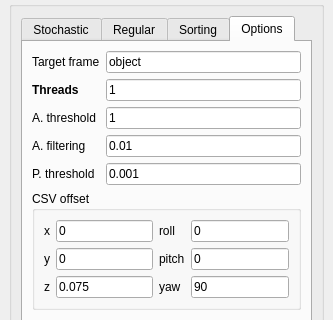
Above: src/plugins/alignment_experiment/alignment_experiment.ui from dagothar/gripperz before the change; both pictures show x 0 to 333 and y 119 to 439 of the 333 by 825 pixel window. Below: the same form after it.
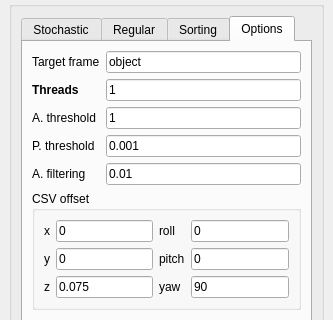
That is the form after the change. The open tabs and pages were chosen to show the change.

Commit message: new alignment metric for the plugin -- now detects if the object is int he cutout

Patch:
```diff
--- a/src/plugins/alignment_experiment/alignment_experiment.ui
+++ b/src/plugins/alignment_experiment/alignment_experiment.ui
@@ -393,26 +393,6 @@
            <string>Options</string>
           </attribute>
           <layout class="QGridLayout" name="gridLayout_4">
-           <item row="3" column="0">
-            <widget class="QLabel" name="label_6">
-             <property name="text">
-              <string>A. filtering</string>
-             </property>
-            </widget>
-           </item>
-           <item row="1" column="0">
-            <widget class="QLabel" name="label_16">
-             <property name="font">
-              <font>
-               <weight>75</weight>
-               <bold>true</bold>
-              </font>
-             </property>
-             <property name="text">
-              <string>Threads</string>
-             </property>
-            </widget>
-           </item>
            <item row="2" column="0">
             <widget class="QLabel" name="label_5">
              <property name="text">
@@ -520,13 +500,6 @@
              </layout>
             </widget>
            </item>
-           <item row="3" column="1">
-            <widget class="QLineEdit" name="filteringLineEdit">
-             <property name="text">
-              <string>0.01</string>
-             </property>
-            </widget>
-           </item>
            <item row="0" column="0">
             <widget class="QLabel" name="label">
              <property name="text">
@@ -534,6 +507,13 @@
              </property>
             </widget>
            </item>
+           <item row="4" column="1">
+            <widget class="QLineEdit" name="filteringLineEdit">
+             <property name="text">
+              <string>0.01</string>
+             </property>
+            </widget>
+           </item>
            <item row="1" column="1">
             <widget class="QLineEdit" name="threadsEdit">
              <property name="text">
@@ -548,7 +528,7 @@
              </property>
             </widget>
            </item>
-           <item row="6" column="0" colspan="2">
+           <item row="7" column="0" colspan="2">
             <spacer name="verticalSpacer_3">
              <property name="orientation">
               <enum>Qt::Vertical</enum>
@@ -562,13 +542,33 @@
             </spacer>
            </item>
            <item row="4" column="0">
+            <widget class="QLabel" name="label_6">
+             <property name="text">
+              <string>A. filtering</string>
+             </property>
+            </widget>
+           </item>
+           <item row="1" column="0">
+            <widget class="QLabel" name="label_16">
+             <property name="font">
+              <font>
+               <weight>75</weight>
+               <bold>true</bold>
+              </font>
+             </property>
+             <property name="text">
+              <string>Threads</string>
+             </property>
+            </widget>
+           </item>
+           <item row="3" column="0">
             <widget class="QLabel" name="label_23">
              <property name="text">
               <string>P. threshold</string>
              </property>
             </widget>
            </item>
-           <item row="4" column="1">
+           <item row="3" column="1">
             <widget class="QLineEdit" name="distEdit">
              <property name="text">
               <string>0.001</string>
```
Left out of the diff: 46 changed lines with no effect on the pictures. The commit also changes 2 other files.
